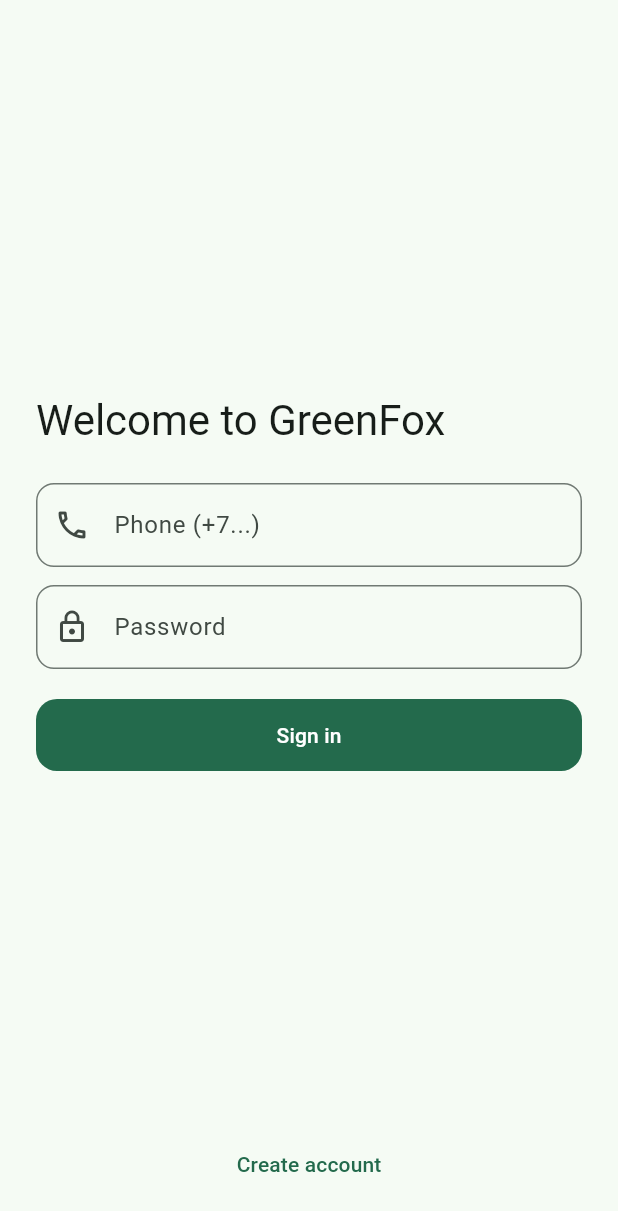
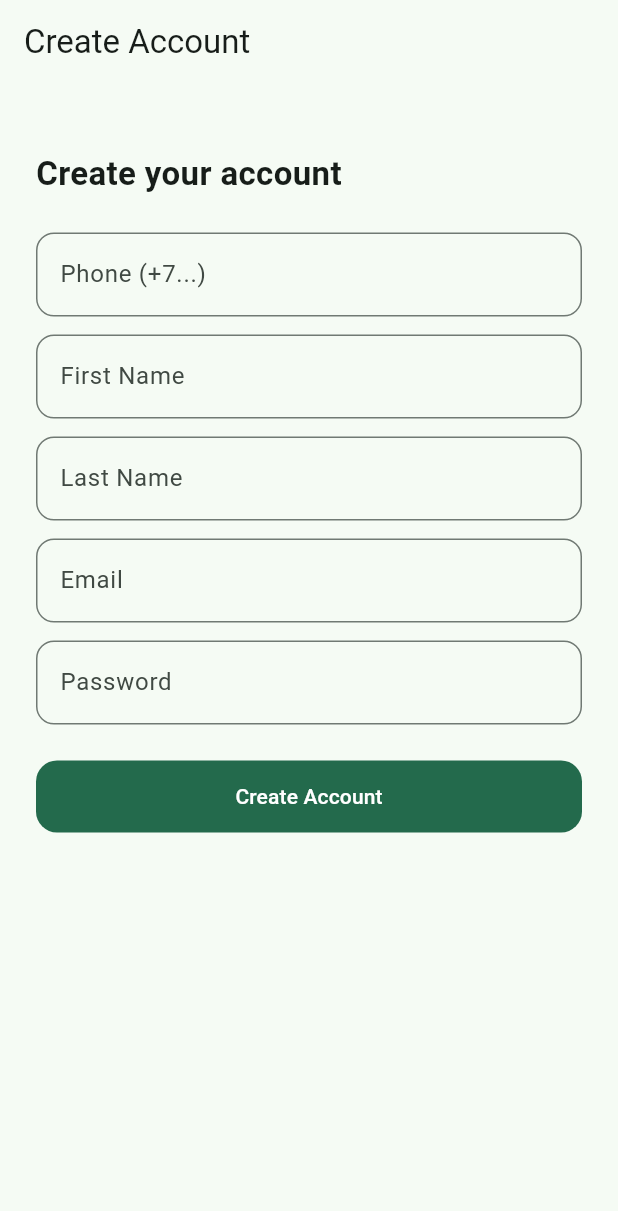
Before and after one commit to bakhytzhanjzz/greenfox-mobile, a Flutter app: the LoginPage screen opened by its route, after a tap on "Create account", on a phone screen of 412 x 824 dp. Shown: the top 1211 px of the screen. Run offline on Flutter 3.47's test engine with Material 3 defaults, Android fonts, the phone set to English and light mode, and no system bars; our stand-ins replace dio, flutter_secure_storage, go_router; accounts and stored records are empty.

Commit message:
feat: add registration flow

```diff
--- a/lib/features/auth/login_page.dart
+++ b/lib/features/auth/login_page.dart
@@ -105,7 +105,10 @@ class _LoginPageState extends State<LoginPage> {
               ),
               const Spacer(),
               TextButton(
-                onPressed: () {}, // TODO: register/forgot later
+                onPressed: () {
+                  // Navigate to RegisterPage
+                  context.go('/register');
+                },
                 child: const Text('Create account'),
               ),
             ],
--- /dev/null
+++ b/lib/features/auth/register_page.dart
@@ -0,0 +1,130 @@
+import 'package:dio/dio.dart';
+import 'package:flutter/material.dart';
+import 'package:go_router/go_router.dart';
+import '../../core/api_client.dart';
+
+class RegisterPage extends StatefulWidget {
+  const RegisterPage({super.key});
+
+  @override
+  State<RegisterPage> createState() => _RegisterPageState();
+}
+
+class _RegisterPageState extends State<RegisterPage> {
+  final phoneCtrl = TextEditingController();
+  final firstNameCtrl = TextEditingController();
+  final lastNameCtrl = TextEditingController();
+  final emailCtrl = TextEditingController();
+  final passwordCtrl = TextEditingController();
+  bool loading = false;
+
+  @override
+  void dispose() {
+    phoneCtrl.dispose();
+    firstNameCtrl.dispose();
+    lastNameCtrl.dispose();
+    emailCtrl.dispose();
+    passwordCtrl.dispose();
+    super.dispose();
+  }
+
+  Future<void> _register() async {
+    setState(() => loading = true);
+
+    final api = ApiClient.create();
+    try {
+      final res = await api.dio.post('/auth/register', data: {
+        'phoneNumber': phoneCtrl.text.trim(),
+        'firstName': firstNameCtrl.text.trim(),
+        'lastName': lastNameCtrl.text.trim(),
+        'email': emailCtrl.text.trim(),
+        'password': passwordCtrl.text,
+      });
+
+      // Handle successful registration (navigate to login)
+      final data = res.data;
+      if (data['message'] == 'User created successfully') {
+        if (mounted) {
+          ScaffoldMessenger.of(context).showSnackBar(
+            const SnackBar(content: Text('Registration successful!')),
+          );
+          context.go('/login'); // Redirect to login after successful registration
+        }
+      } else {
+        throw Exception('Registration failed: ${data['message']}');
+      }
+    } on DioException catch (e) {
+      final msg = _extractError(e);
+      _showSnack(msg);
+    } catch (e) {
+      _showSnack(e.toString());
+    } finally {
+      if (mounted) setState(() => loading = false);
+    }
+  }
+
+  String _extractError(DioException e) {
+    final d = e.response?.data;
+    if (d is Map && d['message'] != null) return d['message'].toString();
+    if (e.message != null) return e.message!;
+    return 'Registration failed';
+  }
+
+  void _showSnack(String msg) {
+    ScaffoldMessenger.of(context).showSnackBar(SnackBar(content: Text(msg)));
+  }
+
+  @override
+  Widget build(BuildContext context) {
+    final theme = Theme.of(context);
+    return Scaffold(
+      appBar: AppBar(title: const Text('Create Account')),
+      body: Padding(
+        padding: const EdgeInsets.all(24),
+        child: Column(
+          crossAxisAlignment: CrossAxisAlignment.stretch,
+          children: [
+            const SizedBox(height: 20),
+            const Text('Create your account', style: TextStyle(fontSize: 22, fontWeight: FontWeight.bold)),
+            const SizedBox(height: 24),
+            TextField(
+              controller: phoneCtrl,
+              keyboardType: TextInputType.phone,
+              decoration: const InputDecoration(labelText: 'Phone (+7...)'),
+            ),
+            const SizedBox(height: 12),
+            TextField(
+              controller: firstNameCtrl,
+              decoration: const InputDecoration(labelText: 'First Name'),
+            ),
+            const SizedBox(height: 12),
+            TextField(
+              controller: lastNameCtrl,
+              decoration: const InputDecoration(labelText: 'Last Name'),
+            ),
+            const SizedBox(height: 12),
+            TextField(
+              controller: emailCtrl,
+              keyboardType: TextInputType.emailAddress,
+              decoration: const InputDecoration(labelText: 'Email'),
+            ),
+            const SizedBox(height: 12),
+            TextField(
+              controller: passwordCtrl,
+              obscureText: true,
+              decoration: const InputDecoration(labelText: 'Password'),
+            ),
+            const SizedBox(height: 24),
+            FilledButton(
+              onPressed: loading ? null : _register,
+              child: loading
+                  ? const SizedBox(
+                  height: 20, width: 20, child: CircularProgressIndicator(strokeWidth: 2))
+                  : const Text('Create Account'),
+            ),
+          ],
+        ),
+      ),
+    );
+  }
+}
```
Also changed, not shown: lib/router.dart (+7 -2 lines).
